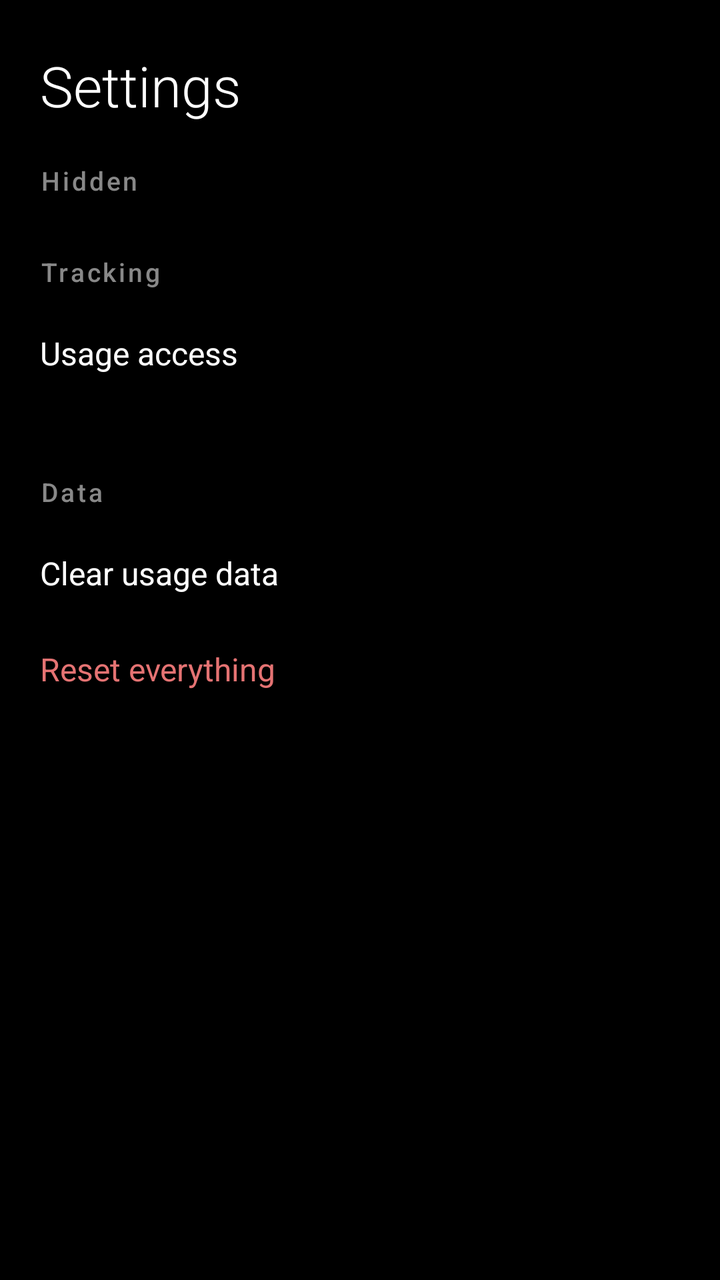
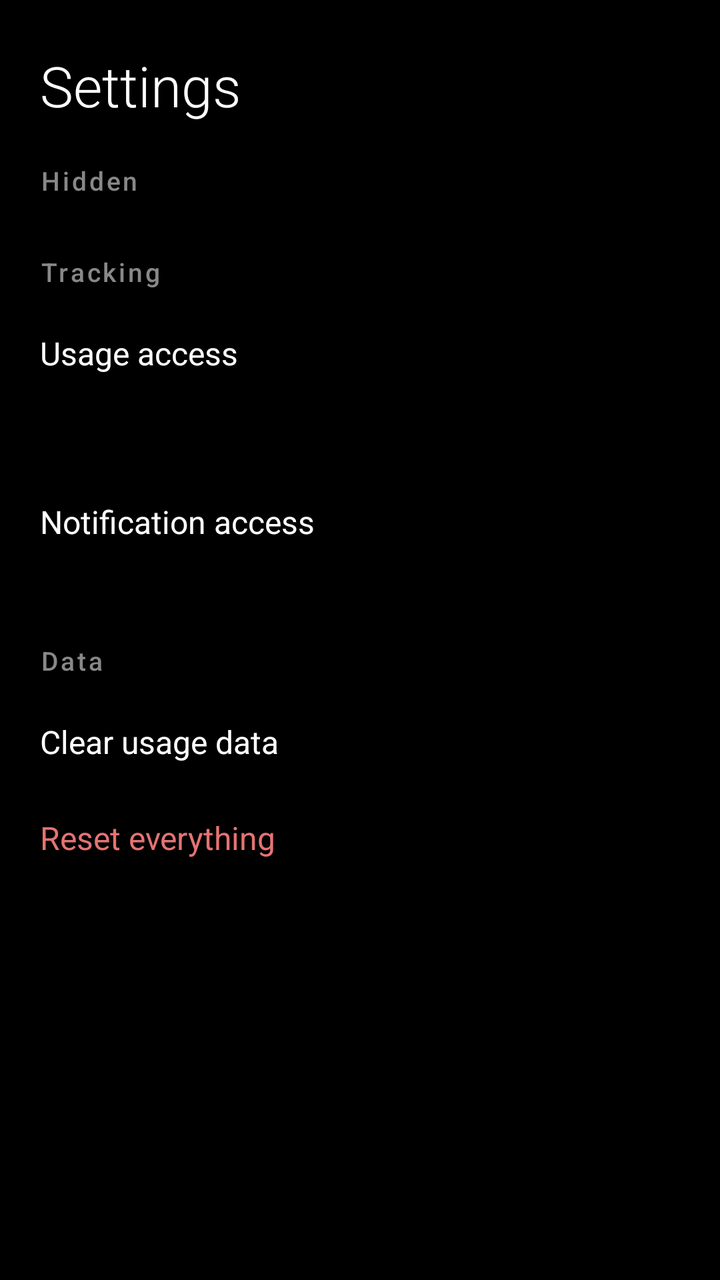

Before-and-after screenshots of an Android layout around one commit, followed by the original layout XML and the change that was made.
<!-- AndroidManifest.xml: application theme Theme.AppCompat.NoActionBar -->
<!-- res/layout/activity_settings.xml -->
<?xml version="1.0" encoding="utf-8"?>
<ScrollView
    xmlns:android="http://schemas.android.com/apk/res/android"
    android:layout_width="match_parent"
    android:layout_height="match_parent"
    android:background="@android:color/black"
    android:fillViewport="true">

    <LinearLayout
        android:layout_width="match_parent"
        android:layout_height="wrap_content"
        android:orientation="vertical"
        android:paddingStart="20dp"
        android:paddingEnd="20dp"
        android:paddingTop="24dp"
        android:paddingBottom="32dp">

        <TextView
            android:layout_width="wrap_content"
            android:layout_height="wrap_content"
            android:text="Settings"
            android:textSize="28sp"
            android:textColor="#FFFFFF"
            android:fontFamily="sans-serif-light"
            android:paddingBottom="20dp" />

        <TextView
            android:layout_width="match_parent"
            android:layout_height="wrap_content"
            android:text="Hidden"
            android:textSize="13sp"
            android:textColor="#888888"
            android:fontFamily="sans-serif-medium"
            android:letterSpacing="0.1"
            android:paddingBottom="8dp" />

        <LinearLayout
            android:id="@+id/section_hidden"
            android:layout_width="match_parent"
            android:layout_height="wrap_content"
            android:orientation="vertical"
            android:paddingBottom="20dp" />

        <TextView
            android:layout_width="match_parent"
            android:layout_height="wrap_content"
            android:text="Tracking"
            android:textSize="13sp"
            android:textColor="#888888"
            android:fontFamily="sans-serif-medium"
            android:letterSpacing="0.1"
            android:paddingBottom="8dp" />

        <TextView
            android:id="@+id/btn_usage_access"
            android:layout_width="match_parent"
            android:layout_height="wrap_content"
            android:minHeight="48dp"
            android:gravity="center_vertical"
            android:text="Usage access"
            android:textSize="16sp"
            android:textColor="#FFFFFF"
            android:background="?attr/selectableItemBackground" />

        <TextView
            android:id="@+id/usage_access_status"
            android:layout_width="match_parent"
            android:layout_height="wrap_content"
            android:textSize="12sp"
            android:textColor="#888888"
            android:paddingBottom="20dp" />

        <TextView
            android:layout_width="match_parent"
            android:layout_height="wrap_content"
            android:text="Data"
            android:textSize="13sp"
            android:textColor="#888888"
            android:fontFamily="sans-serif-medium"
            android:letterSpacing="0.1"
            android:paddingBottom="8dp" />

        <TextView
            android:id="@+id/btn_clear_usage"
            android:layout_width="match_parent"
            android:layout_height="48dp"
            android:gravity="center_vertical"
            android:text="Clear usage data"
            android:textSize="16sp"
            android:textColor="#FFFFFF"
            android:background="?attr/selectableItemBackground" />

        <TextView
            android:id="@+id/btn_reset_all"
            android:layout_width="match_parent"
            android:layout_height="48dp"
            android:gravity="center_vertical"
            android:text="Reset everything"
            android:textSize="16sp"
            android:textColor="#E57373"
            android:background="?attr/selectableItemBackground" />

    </LinearLayout>
</ScrollView>
<!-- resources referenced by this layout -->
<resources>

</resources>

<!-- the commit's change to res/layout/activity_settings.xml (unified diff, before → after) -->
@@ -71,6 +71,25 @@
             android:paddingBottom="20dp" />
 
         <TextView
+            android:id="@+id/btn_notif_access"
+            android:layout_width="match_parent"
+            android:layout_height="wrap_content"
+            android:minHeight="48dp"
+            android:gravity="center_vertical"
+            android:text="Notification access"
+            android:textSize="16sp"
+            android:textColor="#FFFFFF"
+            android:background="?attr/selectableItemBackground" />
+
+        <TextView
+            android:id="@+id/notif_access_status"
+            android:layout_width="match_parent"
+            android:layout_height="wrap_content"
+            android:textSize="12sp"
+            android:textColor="#888888"
+            android:paddingBottom="20dp" />
+
+        <TextView
             android:layout_width="match_parent"
             android:layout_height="wrap_content"
             android:text="Data"
